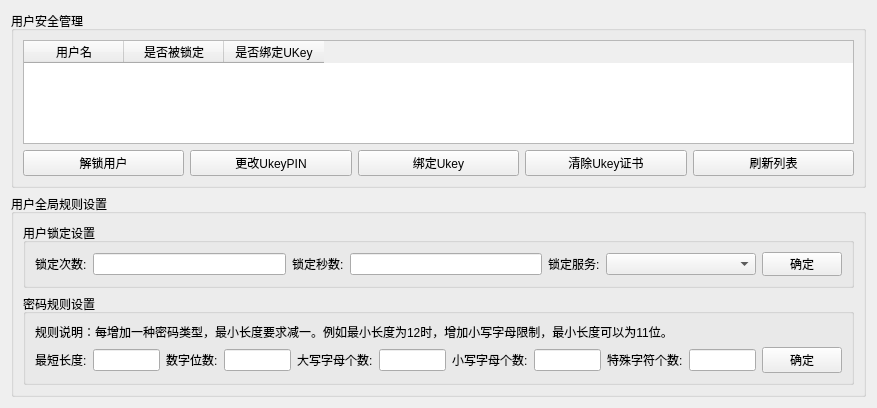
liuyufeng509/SecCenter, file SEC/usermgrpage.ui: the form before one commit.
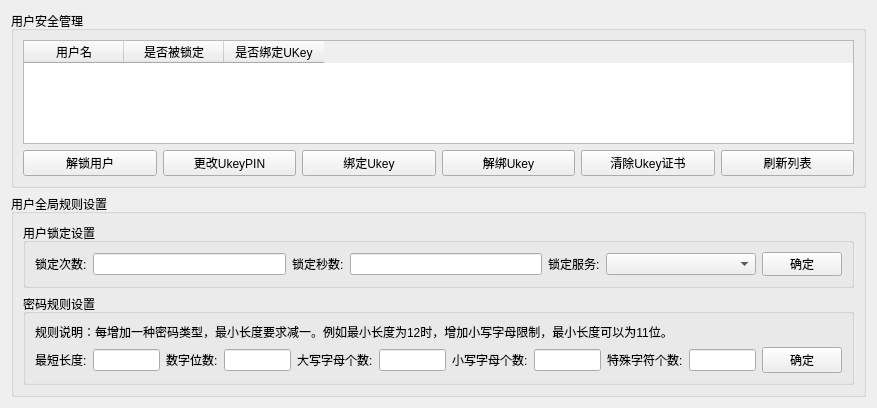
The form after the commit.

Patch:
```diff
--- a/SEC/usermgrpage.ui
+++ b/SEC/usermgrpage.ui
@@ -30,7 +30,7 @@
         </property>
        </widget>
       </item>
-      <item row="1" column="4">
+      <item row="1" column="5">
        <widget class="QPushButton" name="freshButton">
         <property name="text">
          <string>刷新列表</string>
@@ -44,7 +44,7 @@
         </property>
        </widget>
       </item>
-      <item row="0" column="0" colspan="5">
+      <item row="0" column="0" colspan="6">
        <widget class="QTableWidget" name="userTableWidget">
         <property name="dragEnabled">
          <bool>true</bool>
@@ -76,13 +76,20 @@
         </property>
        </widget>
       </item>
-      <item row="1" column="3">
+      <item row="1" column="4">
        <widget class="QPushButton" name="cleanUkButton">
         <property name="text">
          <string>清除Ukey证书</string>
         </property>
        </widget>
       </item>
+      <item row="1" column="3">
+       <widget class="QPushButton" name="unBindUkButton">
+        <property name="text">
+         <string>解绑Ukey</string>
+        </property>
+       </widget>
+      </item>
      </layout>
     </widget>
    </item>
```
